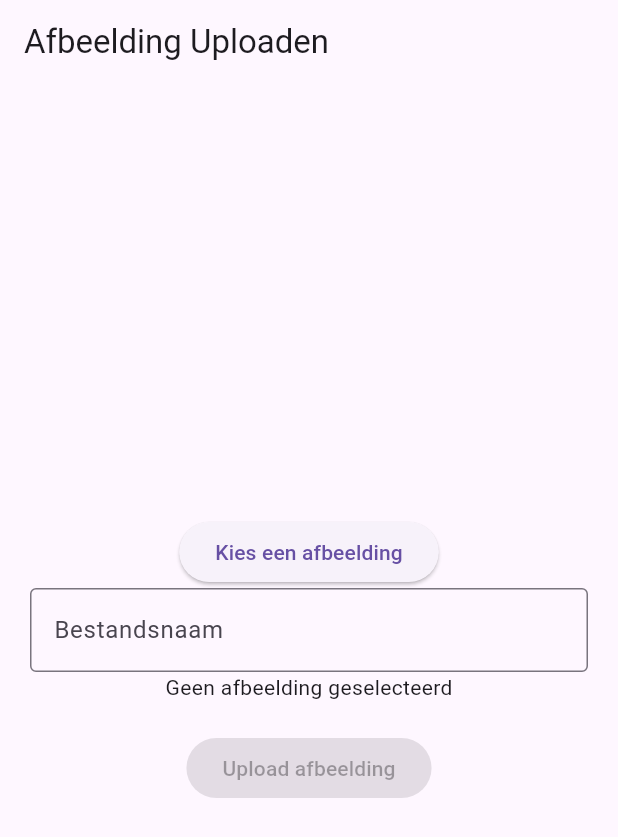
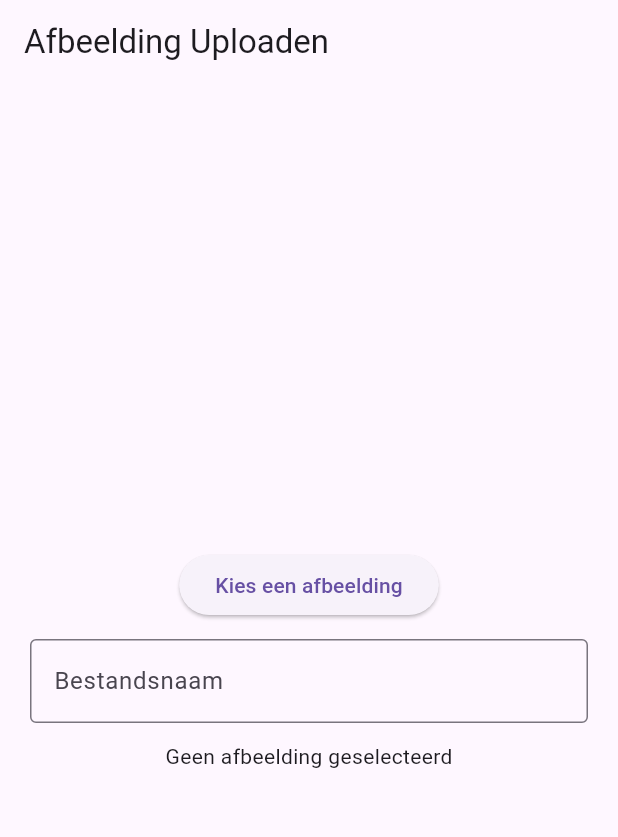
Before and after one commit to koen-sikkema/wound-recognition-frontend, a Flutter app: the screen it shows after launch, after a tap on "Upload Pagina", on a phone screen of 412 x 824 dp. Shown: the top 837 px of the screen. Run offline on Flutter 3.47's test engine with Material 3 defaults, Android fonts, the phone set to English and light mode, and no system bars; our stand-ins replace file_picker, go_router; network calls fail.

Commit message:
[ADD] custom app bar, drawer and mainscaffold
NOT IMPLEMENTED IN PAGES YET

```diff
--- a/wound_recognition_frontend/lib/constants/app_strings.dart
+++ b/wound_recognition_frontend/lib/constants/app_strings.dart
@@ -2,7 +2,7 @@
 class AppStrings{
   static const String uploadImageText = 'Upload hier uw wondafbeelding';
   static const String uploadPage = 'Upload Pagina';
-  static const String resultPage = 'Result Pagina';
+  static const String resultPage = 'Resultaat Pagina';
   static const String homePage = 'Home Pagina';
   static const String uploadButtonText = 'Afbeelding Uploaden';
 }
--- a/wound_recognition_frontend/lib/pages/home_page.dart
+++ b/wound_recognition_frontend/lib/pages/home_page.dart
@@ -1,6 +1,6 @@
 import 'package:flutter/material.dart';
 import 'package:go_router/go_router.dart';
-import 'package:wound_recognition_frontend/widgets/custom_app_bar.dart';
+import 'package:wound_recognition_frontend/widgets/MainScaffold.dart/custom_app_bar.dart';
 import 'package:wound_recognition_frontend/constants/app_constants.dart';
 import 'package:wound_recognition_frontend/constants/app_strings.dart';
 
--- a/wound_recognition_frontend/lib/pages/result_page.dart
+++ b/wound_recognition_frontend/lib/pages/result_page.dart
@@ -1,7 +1,7 @@
 import 'package:flutter/material.dart';
 import 'package:wound_recognition_frontend/services/image_picker_service/picked_image.dart';
 import 'package:wound_recognition_frontend/services/prediction_service/polling_prediction_service.dart';
-import 'package:wound_recognition_frontend/widgets/custom_app_bar.dart';
+import 'package:wound_recognition_frontend/widgets/MainScaffold.dart/custom_app_bar.dart';
 import 'package:wound_recognition_frontend/constants/app_constants.dart';
 import 'package:wound_recognition_frontend/widgets/prediction_card.dart';
 import '../services/prediction_service/prediction.dart';
--- a/wound_recognition_frontend/lib/pages/upload_page.dart
+++ b/wound_recognition_frontend/lib/pages/upload_page.dart
@@ -8,7 +8,6 @@ import 'package:wound_recognition_frontend/services/upload_service/Iuploader.dar
 import '../routes/result_page_args.dart';
 import '../services/image_picker_service/IImage_picker.dart';
 import '../widgets/image_preview.dart';
-import '../widgets/upload_button.dart';
 import '../widgets/filename_textfield.dart';
 import 'package:wound_recognition_frontend/services/filename_helper.dart';
 
@@ -78,13 +77,14 @@ class _UploadPageState extends State<UploadPage>
           _resultReady = true;
           _isUploading = false;
         });
+        if (_resultFilename != null) {
+          _navigateToResultPage();
         }
       }
     }
-  @override
-  Widget build(BuildContext context) {
-    WidgetsBinding.instance.addPostFrameCallback((_) {
-      if (_resultReady && _resultFilename != null && _selectedImage != null && mounted) {
+  }
+  void _navigateToResultPage() {
+    if (!mounted) return;
     context.go(
       AppConstants.RESULTROUTE,
       extra: ResultPageArgs(
@@ -93,7 +93,9 @@ class _UploadPageState extends State<UploadPage>
       ),
     );
   }
-    });
+
+  @override
+  Widget build(BuildContext context) {
     return Scaffold(
       appBar: AppBar(
           title: const Text("Afbeelding Uploaden")
@@ -103,43 +105,23 @@ class _UploadPageState extends State<UploadPage>
         child: Column(
           mainAxisAlignment: MainAxisAlignment.center,
           children: [
-
+            const SizedBox(height: 12),
             ElevatedButton(
               onPressed: _chooseImage,
               child: const Text("Kies een afbeelding"),
             ),
-
+            const SizedBox(height: 12),
             FilenameTextField(
               controller: _filenameController,
             ),
-
+            const SizedBox(height: 12),
             ImagePreview(
                 image: _selectedImage
             ),
+            const SizedBox(height: 12),
 
-            const SizedBox(
-                height: 20
-            ),
-
-            // @todo refactor ugly code
-            _isUploading ?
-            const CircularProgressIndicator() :
-            !_resultReady ?
-            UploadButton(
-              onPressed: _uploadImage,
-              enabled: _selectedImage != null,
-            ):
-            ElevatedButton(
-              onPressed: () {
-                if (_resultFilename != null) {
-                  context.go(AppConstants.RESULTROUTE,
-                    extra: ResultPageArgs(
-                        image: _selectedImage!,
-                        filename: _resultFilename!),);
-                }
-              },
-              child: const Text("Toon resultaat!"),
-            ),
+            if (_isUploading)
+              const CircularProgressIndicator()
           ],
         ),
       ),
--- /dev/null
+++ b/wound_recognition_frontend/lib/widgets/MainScaffold.dart/custom_app_bar.dart
@@ -0,0 +1,39 @@
+import 'package:flutter/material.dart';
+
+class CustomAppBar extends StatelessWidget implements PreferredSizeWidget {
+  final String title;
+
+  const CustomAppBar({super.key, required this.title});
+
+  @override
+  Widget build(BuildContext context) {
+    // get width
+    double screenWidth = MediaQuery.of(context).size.width;
+
+    // change textsize based on width
+    double titleFontSize = screenWidth < 600 ? 18 : 24; // Kleinere tekst voor smallere schermen
+
+    return AppBar(
+      elevation: 4, // shadow
+      backgroundColor: Colors.blueAccent, //Color
+      leading: IconButton(
+        icon: const Icon(Icons.menu, color: Colors.white), // menu icon left side
+        onPressed: () {
+          // open drawer on press
+          Scaffold.of(context).openDrawer();
+        },
+      ),
+      title: Text(
+        title,
+        style: TextStyle(
+          fontSize: titleFontSize, // dynamic size
+          fontWeight: FontWeight.bold,
+          color: Colors.white, // textcolor
+        ),
+      ),
+    );
+  }
+
+  @override
+  Size get preferredSize => const Size.fromHeight(kToolbarHeight);
+}
--- a/wound_recognition_frontend/lib/widgets/upload_button.dart
+++ b/wound_recognition_frontend/lib/widgets/upload_button.dart
@@ -1,5 +1,4 @@
 import 'package:flutter/material.dart';
-
 class UploadButton extends StatelessWidget {
   final VoidCallback onPressed;
   final bool enabled;
```
Also changed, not shown: wound_recognition_frontend/lib/widgets/MainScaffold.dart/custom_app_drawer.dart (added, +51 -0 lines), wound_recognition_frontend/lib/widgets/MainScaffold.dart/main_scaffold.dart (added, +19 -0 lines), wound_recognition_frontend/lib/widgets/custom_app_bar.dart (deleted, +0 -24 lines), wound_recognition_frontend/lib/widgets/MainScaffold.dart/custom_list_tile.dart (added). Lines whose indentation alone changed are shown as unchanged.
